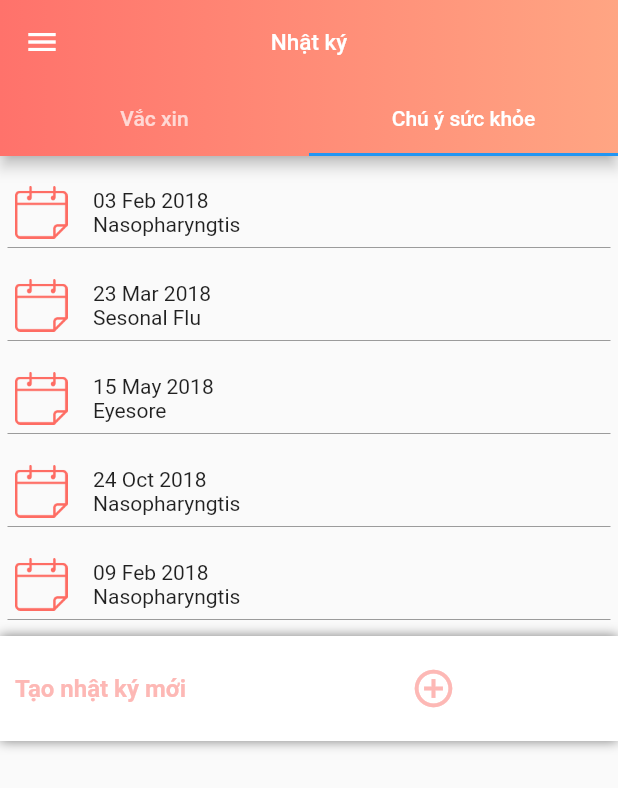
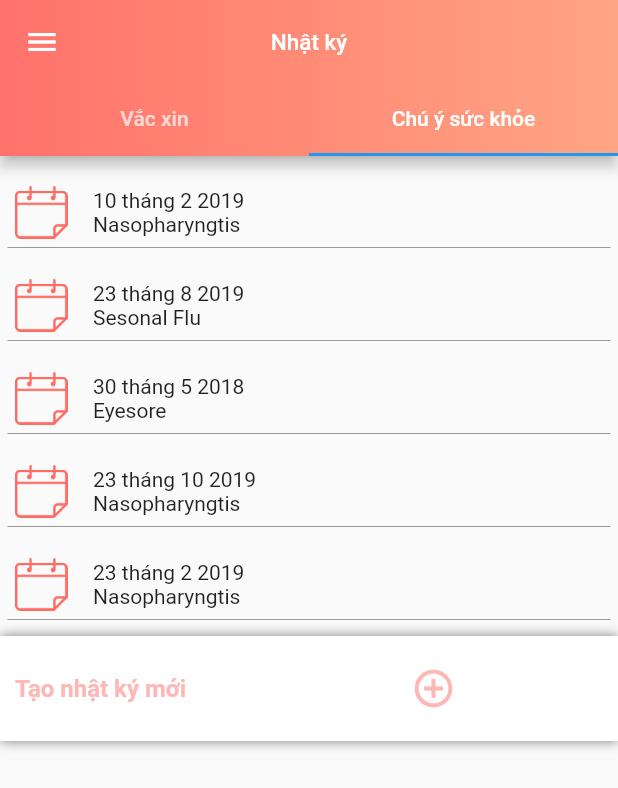
Before and after one commit to Marco108/kidscarebro, a Flutter app: the CalenderScreen screen opened directly, tab 2 chosen, on a phone screen of 412 x 824 dp. Shown: the top 788 px of the screen. Run offline on Flutter 3.47's test engine with Material 2 defaults, Android fonts, the phone set to English and light mode, and no system bars; our stand-ins replace dio, shimmer; missing offline and left inert: bezier_chart; network calls fail; project files that could hold a hidden picture were left out.

Commit message:
update 13/12

```diff
--- a/lib/screen/dashboard/calender_screen.dart
+++ b/lib/screen/dashboard/calender_screen.dart
@@ -54,7 +54,7 @@ class CalenderScreen extends StatelessWidget {
                     Container(
                       margin: EdgeInsets.only(top: 30),
                       child: CustomCheck(
-                          isChecked: "Done",
+                          isChecked: "Đã tiêm",
                           image:
                               "https://miro.medium.com/max/788/0*BO-DGN1z3Y3I9FXC.jpg",
                           text: "Vaccine Lao BBG",
@@ -71,29 +71,29 @@ class CalenderScreen extends StatelessWidget {
                     Container(
                       margin: EdgeInsets.only(top: 30),
                       child: CustomCheck(
-                          isChecked: "Done",
+                          isChecked: "Đã tiêm",
                           image:
                               "https://miro.medium.com/max/788/0*BO-DGN1z3Y3I9FXC.jpg",
                           text: "Vaccin Polio IPV",
-                          date: "26 july 2017"),
+                          date: "26 tháng 7 2017"),
                     ),
                     Container(
                       margin: EdgeInsets.only(top: 30),
                       child: CustomCheck(
-                          isChecked: "Done",
+                          isChecked: "Đã tiêm",
                           image:
                               "https://miro.medium.com/max/788/0*BO-DGN1z3Y3I9FXC.jpg",
                           text: "Vaccine ENGer B",
-                          date: "26 july 2017"),
+                          date: "26 tháng 7 2017"),
                     ),
                     Container(
                       margin: EdgeInsets.only(top: 30),
                       child: CustomCheck(
-                          isChecked: "Done",
+                          isChecked: "Đã tiêm",
                           image:
                               "https://miro.medium.com/max/788/0*BO-DGN1z3Y3I9FXC.jpg",
                           text: "Vaccine Penu",
-                          date: "26 july 2017"),
+                          date: "26 tháng 7 2017"),
                     ),
                   ],
                 ),
@@ -105,7 +105,7 @@ class CalenderScreen extends StatelessWidget {
                   margin: EdgeInsets.only(top: 10),
                   child: CustomCalender(
                     image: Image.asset("images/shape.png", height: 35),
-                    text: "03 Feb 2018\nNasopharyngtis",
+                    text: "10 tháng 2 2019\nNasopharyngtis",
                     //  text2: "Nasopharyngtis",
                   ),
                 ),
@@ -113,7 +113,7 @@ class CalenderScreen extends StatelessWidget {
                   margin: EdgeInsets.only(top: 5),
                   child: CustomCalender(
                     image: Image.asset("images/shape.png", height: 35),
-                    text: "23 Mar 2018\nSesonal Flu",
+                    text: "23 tháng 8 2019\nSesonal Flu",
                     //text2: "Sesonal Flu",
                   ),
                 ),
@@ -121,7 +121,7 @@ class CalenderScreen extends StatelessWidget {
                   margin: EdgeInsets.only(top: 5),
                   child: CustomCalender(
                     image: Image.asset("images/shape.png", height: 35),
-                    text: "15 May 2018\nEyesore",
+                    text: "30 tháng 5 2018\nEyesore",
                     //  text2: "Eyesore",
                   ),
                 ),
@@ -129,7 +129,7 @@ class CalenderScreen extends StatelessWidget {
                   margin: EdgeInsets.only(top: 5),
                   child: CustomCalender(
                     image: Image.asset("images/shape.png", height: 35),
-                    text: "24 Oct 2018\nNasopharyngtis",
+                    text: "23 tháng 10 2019\nNasopharyngtis",
                     // text2: "Nasopharyngtis",
                   ),
                 ),
@@ -140,7 +140,7 @@ class CalenderScreen extends StatelessWidget {
                       "images/shape.png",
                       height: 35,
                     ),
-                    text: "09 Feb 2018\nNasopharyngtis",
+                    text: "23 tháng 2 2019\nNasopharyngtis",
                     // text2: "Nasopharyngtis",
                   ),
                 ),
--- a/lib/screen/months_screen.dart
+++ b/lib/screen/months_screen.dart
@@ -7,7 +7,7 @@ class MonthsScreen extends StatelessWidget {
   Widget build(BuildContext context) {
     return Scaffold(
       appBar: AppBar(
-        title: Text("6 - 8 tháng"),
+        title: Text("1 - 4 tháng"),
         flexibleSpace: Container(
           //height: 140,
           decoration: BoxDecoration(
--- /dev/null
+++ b/lib/screen/recipecook_screen.dart
@@ -0,0 +1 @@
+import 'package:flutter/material.dart';
--- /dev/null
+++ b/lib/widget/detailsrecipe.dart
@@ -0,0 +1,10 @@
+import 'package:flutter/material.dart';
+
+class CustomRecipe extends StatelessWidget {
+  String subtitle;
+  CustomRecipe(this.subtitle);
+  @override
+  Widget build(BuildContext context) {
+    return Container();
+  }
+}
```
